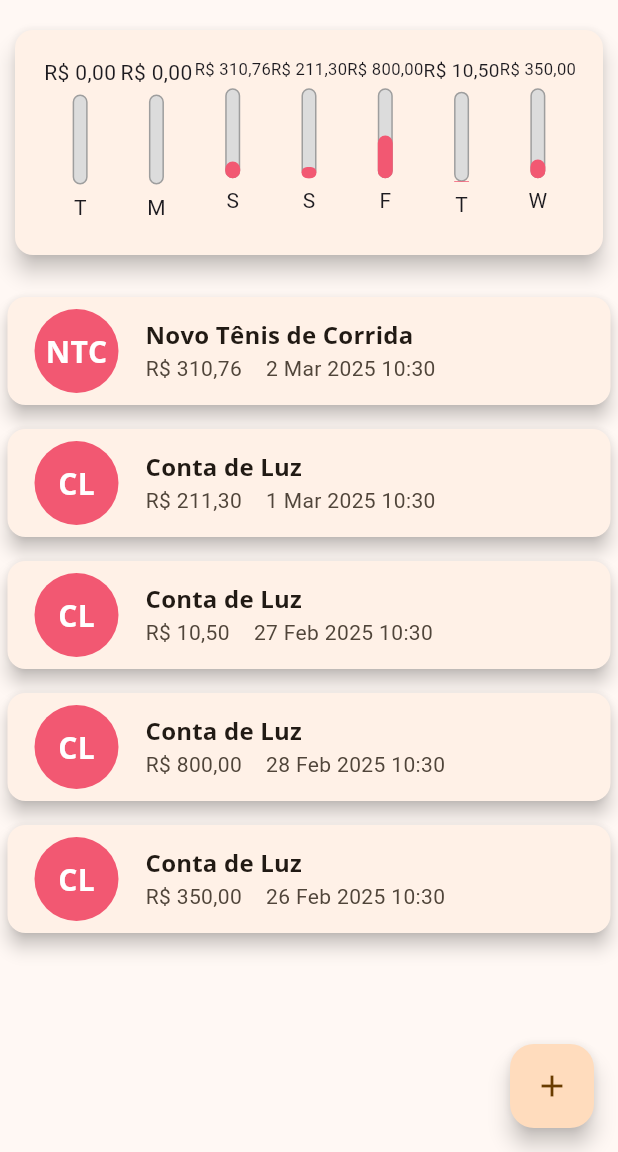
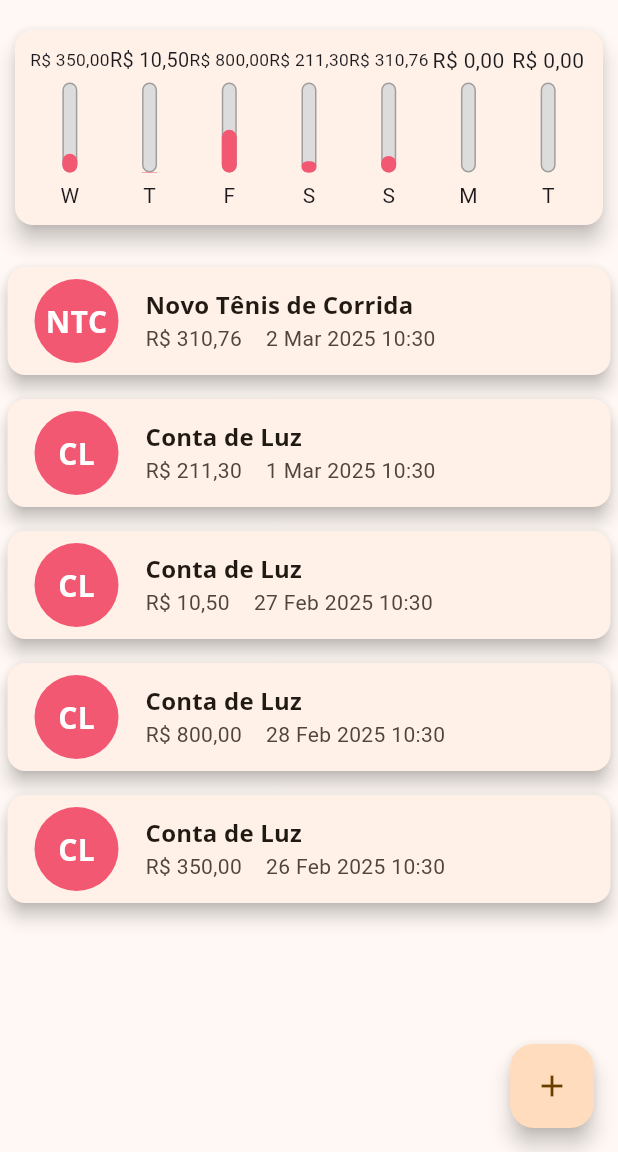
Before and after one commit to IsaiasFernandes/expenses_flutter, a Flutter app: the screen it shows after launch, on a phone screen of 412 x 824 dp, the part 84-1236 px from its top. Run offline on Flutter 3.47's test engine with Material 3 defaults, Android fonts, the phone set to English and light mode, and no system bars; our stand-ins replace flutter_multi_formatter.

Commit message:
ajustando chart

```diff
--- a/lib/presentation/views/home/chart/chart.dart
+++ b/lib/presentation/views/home/chart/chart.dart
@@ -26,7 +26,7 @@ class Chart extends StatelessWidget {
         'day': DateFormat.E().format(weekDay)[0],
         'value': viewModel.calculateSumTransactionsOnDate(weekDay),
       };
-    });
+    }).reversed.toList();
   }
 
   double weekTotalValue(BuildContext context) {
@@ -41,11 +41,8 @@ class Chart extends StatelessWidget {
     return Card(
       elevation: 6,
       margin: EdgeInsets.symmetric(vertical: 20, horizontal: 10),
-      child: Container(
-        height: 150,
-        padding: EdgeInsets.all(10),
         child: Padding(
-          padding: const EdgeInsets.all(8.0),
+          padding: const EdgeInsets.all(10),
           child: Row(
             mainAxisAlignment: MainAxisAlignment.spaceAround,
             children: transactionsCard.map((tr) {
@@ -59,7 +56,6 @@ class Chart extends StatelessWidget {
             }).toList(),
           ),
         ),
-      ),
-    );
+      );
   }
 }
--- a/lib/presentation/views/home/chart/chartBar.dart
+++ b/lib/presentation/views/home/chart/chartBar.dart
@@ -18,7 +18,12 @@ class ChartBar extends StatelessWidget {
   Widget build(BuildContext context) {
     return Column(
       children: [
-        FittedBox(child: Text(formatValue(value))),
+        Container(
+            height: 20,
+            child: FittedBox(
+                child: Text(formatValue(value))
+            ),
+        ),
         SizedBox(height: 5),
         Container(
           width: 10,
```
